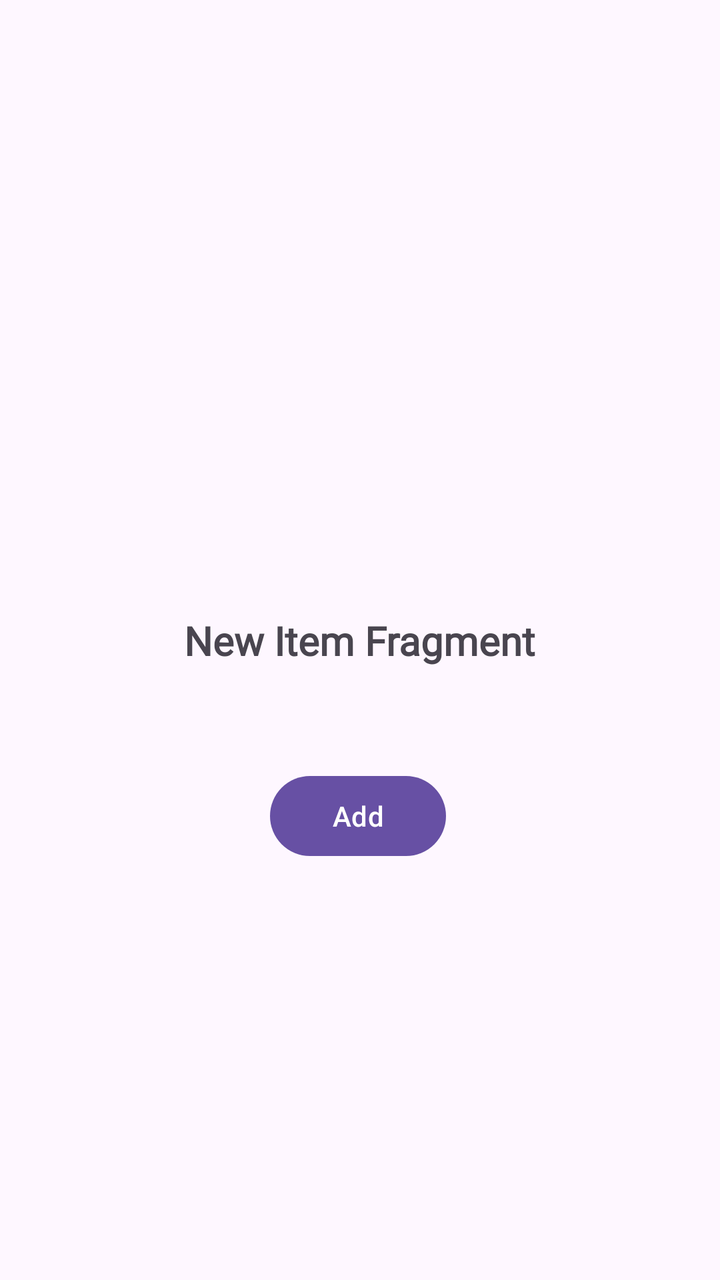
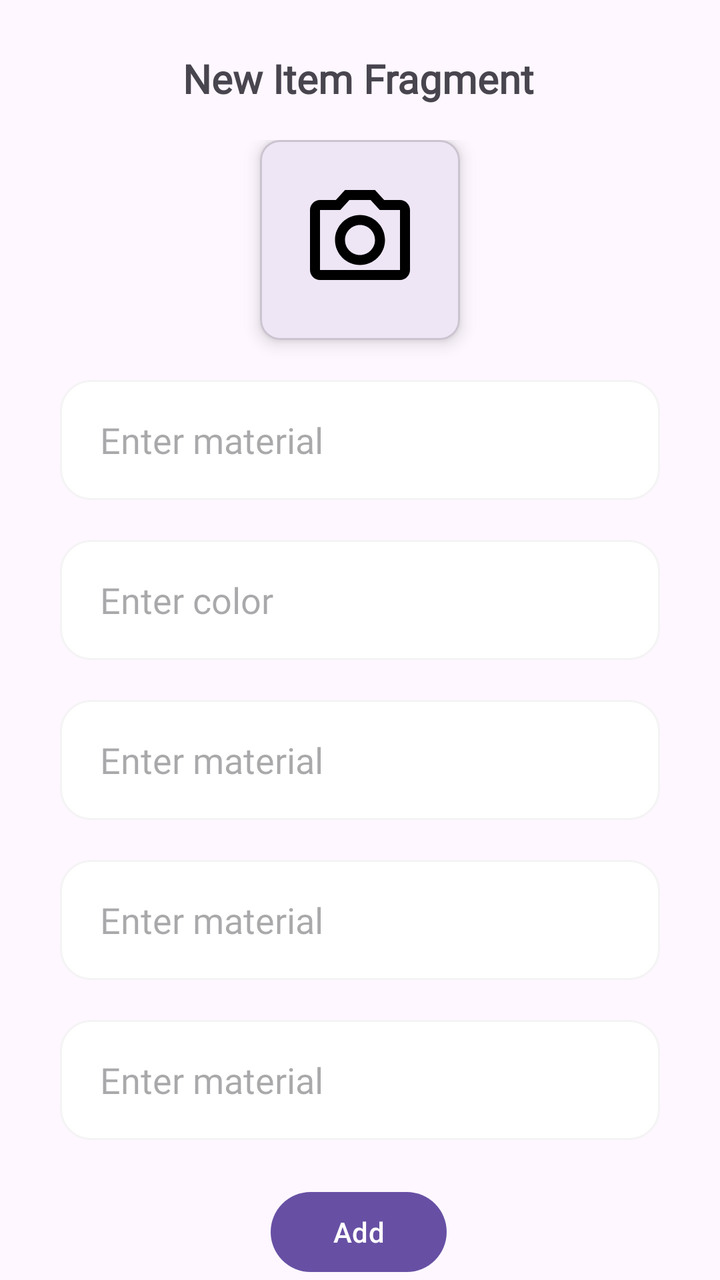

Before-and-after screenshots of an Android layout around one commit, followed by the original layout XML and the change that was made.
<!-- AndroidManifest.xml: application theme Theme.StyleWIZ_vol2 -->
<!-- res/layout/fragment_new_item.xml -->
<?xml version="1.0" encoding="utf-8"?>
<androidx.constraintlayout.widget.ConstraintLayout
    xmlns:android="http://schemas.android.com/apk/res/android"
    xmlns:tools="http://schemas.android.com/tools"
    android:layout_width="match_parent"
    android:layout_height="match_parent"
    xmlns:app="http://schemas.android.com/apk/res-auto"
    tools:context=".NewItemFragment">

    
    <TextView
        android:id="@+id/textView9"
        android:layout_width="wrap_content"
        android:layout_height="wrap_content"
        android:fontFamily="@font/roboto"
        android:text="New Item Fragment"
        android:textSize="20sp"
        android:textStyle="bold"
        app:layout_constraintBottom_toBottomOf="parent"
        app:layout_constraintEnd_toEndOf="parent"
        app:layout_constraintStart_toStartOf="parent"
        app:layout_constraintTop_toTopOf="parent" />

    <Button
        android:id="@+id/buttonNew"
        android:layout_width="wrap_content"
        android:layout_height="wrap_content"
        android:layout_marginTop="384dp"
        android:text="Add"
        app:layout_constraintEnd_toEndOf="@+id/textView9"
        app:layout_constraintHorizontal_bias="0.488"
        app:layout_constraintStart_toStartOf="@+id/textView9"
        app:layout_constraintTop_toTopOf="parent" />

</androidx.constraintlayout.widget.ConstraintLayout>
<!-- resources referenced by this layout -->
<resources>
  <style name="Theme.StyleWIZ_vol2" parent="Base.Theme.StyleWIZ_vol2" />
  <style name="Base.Theme.StyleWIZ_vol2" parent="Theme.Material3.DayNight.NoActionBar">
          
          
      </style>
</resources>

<!-- the commit's change to res/layout/fragment_new_item.xml (unified diff, before → after) -->
@@ -8,6 +8,7 @@
     tools:context=".NewItemFragment">
 
     
+
     <TextView
         android:id="@+id/textView9"
         android:layout_width="wrap_content"
@@ -18,18 +19,105 @@
         android:textStyle="bold"
         app:layout_constraintBottom_toBottomOf="parent"
         app:layout_constraintEnd_toEndOf="parent"
+        app:layout_constraintHorizontal_bias="0.497"
         app:layout_constraintStart_toStartOf="parent"
-        app:layout_constraintTop_toTopOf="parent" />
+        app:layout_constraintTop_toTopOf="parent"
+        app:layout_constraintVertical_bias="0.042" />
+
 
     <Button
         android:id="@+id/buttonNew"
         android:layout_width="wrap_content"
         android:layout_height="wrap_content"
-        android:layout_marginTop="384dp"
+        android:layout_marginTop="592dp"
         android:text="Add"
         app:layout_constraintEnd_toEndOf="@+id/textView9"
-        app:layout_constraintHorizontal_bias="0.488"
         app:layout_constraintStart_toStartOf="@+id/textView9"
         app:layout_constraintTop_toTopOf="parent" />
 
+    <LinearLayout
+        android:layout_width="match_parent"
+        android:layout_height="wrap_content"
+        android:layout_marginTop="70dp"
+        android:gravity="center"
+        android:orientation="vertical"
+        android:layout_marginStart="30dp"
+        android:layout_marginEnd="30dp"
+        app:layout_constraintTop_toTopOf="parent"
+        app:layout_constraintStart_toStartOf="parent"
+        app:layout_constraintEnd_toEndOf="parent">
+
+        <com.google.android.material.card.MaterialCardView
+            android:layout_width="100sp"
+            android:layout_height="100sp"
+            app:cardCornerRadius="10sp"
+            app:cardElevation="5sp">
+
+            <LinearLayout
+                android:layout_width="match_parent"
+                android:layout_height="match_parent"
+                android:gravity="center"
+                android:orientation="vertical">
+
+                <ImageView
+                    android:layout_width="60dp"
+                    android:layout_height="60dp"
+                    android:src="@drawable/outline_photo_camera_24" />
+            </LinearLayout>
+
+
+        </com.google.android.material.card.MaterialCardView>
+
+        <EditText
+            android:layout_width="match_parent"
+            android:layout_height="60dp"
+            android:layout_marginTop="20dp"
+            android:background="@drawable/edittextshape"
+            android:fontFamily="@font/roboto"
+            android:hint="Enter material"
+            android:paddingStart="20dp"
+            android:singleLine="true" />
+
+        <EditText
+            android:layout_width="match_parent"
+            android:layout_height="60dp"
+            android:layout_marginTop="20dp"
+            android:background="@drawable/edittextshape"
+            android:fontFamily="@font/roboto"
+            android:hint="Enter color"
+            android:paddingStart="20dp"
+            android:singleLine="true" />
+
+        <EditText
+            android:layout_width="match_parent"
+            android:layout_height="60dp"
+            android:layout_marginTop="20dp"
+            android:background="@drawable/edittextshape"
+            android:fontFamily="@font/roboto"
+            android:hint="Enter material"
+            android:paddingStart="20dp"
+            android:singleLine="true" />
+
+        <EditText
+            android:layout_width="match_parent"
+            android:layout_height="60dp"
+            android:layout_marginTop="20dp"
+            android:background="@drawable/edittextshape"
+            android:fontFamily="@font/roboto"
+            android:hint="Enter material"
+            android:paddingStart="20dp"
+            android:singleLine="true" />
+
+        <EditText
+            android:layout_width="match_parent"
+            android:layout_height="60dp"
+            android:layout_marginTop="20dp"
+            android:background="@drawable/edittextshape"
+            android:fontFamily="@font/roboto"
+            android:hint="Enter material"
+            android:paddingStart="20dp"
+            android:singleLine="true" />
+
+    </LinearLayout>
+
 </androidx.constraintlayout.widget.ConstraintLayout>
<!-- resource entries referenced after the edit -->
@@ -1,6 +1,20 @@
 <!-- resources referenced by this layout -->
 <resources>
+  <!-- drawable edittextshape (drawable) -->
+  <?xml version="1.0" encoding="utf-8"?>
+  <shape xmlns:android="http://schemas.android.com/apk/res/android">
+      <solid android:color="@color/white"/>
+      <corners android:radius="15dp"/>
+      <stroke android:color="#f4f4f4" android:width="1dp"/>
+  </shape>
+  <!-- drawable outline_photo_camera_24 (drawable) -->
+  <vector android:height="24dp" android:tint="#000000"
+      android:viewportHeight="24" android:viewportWidth="24"
+      android:width="24dp" xmlns:android="http://schemas.android.com/apk/res/android">
+      <path android:fillColor="@android:color/white" android:pathData="M14.12,4l1.83,2L20,6v12L4,18L4,6h4.05l1.83,-2h4.24M15,2L9,2L7.17,4L4,4c-1.1,0 -2,0.9 -2,2v12c0,1.1 0.9,2 2,2h16c1.1,0 2,-0.9 2,-2L22,6c0,-1.1 -0.9,-2 -2,-2h-3.17L15,2zM12,9c1.65,0 3,1.35 3,3s-1.35,3 -3,3 -3,-1.35 -3,-3 1.35,-3 3,-3m0,-2c-2.76,0 -5,2.24 -5,5s2.24,5 5,5 5,-2.24 5,-5 -2.24,-5 -5,-5z"/>
+  </vector>
   <style name="Theme.StyleWIZ_vol2" parent="Base.Theme.StyleWIZ_vol2" />
+  <color name="white">#FFFFFFFF</color>
   <style name="Base.Theme.StyleWIZ_vol2" parent="Theme.Material3.DayNight.NoActionBar">
           
           
